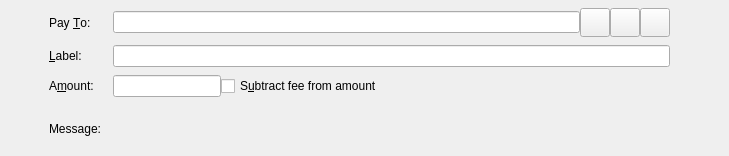
The window that src/qt/forms/sendcoinsentry.ui (odrowonz/atbcoin-insight) describes before a commit, drawn with Qt 5.
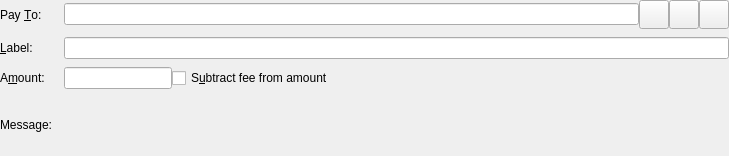
The same window after the commit. Icons and pictures are not drawn. Custom widgets are drawn as their Qt base class.

The edit to the form file:
```diff
--- a/src/qt/forms/sendcoinsentry.ui
+++ b/src/qt/forms/sendcoinsentry.ui
@@ -27,8 +27,14 @@
     <enum>QFrame::NoFrame</enum>
    </property>
    <layout class="QGridLayout" name="gridLayout">
+    <property name="leftMargin">
+     <number>0</number>
+    </property>
     <property name="topMargin">
-     <number>8</number>
+     <number>0</number>
+    </property>
+    <property name="rightMargin">
+     <number>0</number>
     </property>
     <property name="bottomMargin">
      <number>4</number>
@@ -39,50 +45,7 @@
     <property name="verticalSpacing">
      <number>8</number>
     </property>
-    <item row="0" column="1">
-     <widget class="QLabel" name="payToLabel">
-      <property name="text">
-       <string>Pay &amp;To:</string>
-      </property>
-      <property name="buddy">
-       <cstring>payTo</cstring>
-      </property>
-     </widget>
-    </item>
-    <item row="1" column="1">
-     <widget class="QLabel" name="labellLabel">
-      <property name="text">
-       <string>&amp;Label:</string>
-      </property>
-      <property name="buddy">
-       <cstring>addAsLabel</cstring>
-      </property>
-     </widget>
-    </item>
-    <item row="1" column="2">
-     <widget class="QLineEdit" name="addAsLabel">
-      <property name="toolTip">
-       <string>Enter a label for this address to add it to the list of used addresses</string>
-      </property>
-     </widget>
-    </item>
-    <item row="2" column="0">
-     <spacer name="horizontalSpacer">
-      <property name="orientation">
-       <enum>Qt::Horizontal</enum>
-      </property>
-      <property name="sizeType">
-       <enum>QSizePolicy::Fixed</enum>
-      </property>
-      <property name="sizeHint" stdset="0">
-       <size>
-        <width>40</width>
-        <height>20</height>
-       </size>
-      </property>
-     </spacer>
-    </item>
-    <item row="2" column="2">
+    <item row="2" column="1">
      <layout class="QHBoxLayout" name="horizontalLayoutAmount" stretch="0,1">
       <item>
        <widget class="BitcoinAmountField" name="payAmount"/>
@@ -99,7 +62,7 @@
       </item>
      </layout>
     </item>
-    <item row="3" column="1">
+    <item row="3" column="0">
      <widget class="QLabel" name="messageLabel">
       <property name="text">
        <string>Message:</string>
@@ -109,7 +72,7 @@
       </property>
      </widget>
     </item>
-    <item row="0" column="2">
+    <item row="0" column="1">
      <layout class="QHBoxLayout" name="payToLayout">
       <property name="spacing">
        <number>0</number>
@@ -189,7 +152,7 @@
       </item>
      </layout>
     </item>
-    <item row="2" column="1">
+    <item row="2" column="0">
      <widget class="QLabel" name="amountLabel">
       <property name="text">
        <string>A&amp;mount:</string>
@@ -199,7 +162,7 @@
       </property>
      </widget>
     </item>
-    <item row="3" column="2">
+    <item row="3" column="1">
      <widget class="QLabel" name="messageTextLabel">
       <property name="toolTip">
        <string>A message that was attached to the ATBcoin: URI which will be stored with the transaction for your reference. Note: This message will not be sent over the ATBcoin network.</string>
@@ -209,21 +172,32 @@
       </property>
      </widget>
     </item>
-    <item row="1" column="3">
-     <spacer name="horizontalSpacer_2">
-      <property name="orientation">
-       <enum>Qt::Horizontal</enum>
+    <item row="0" column="0">
+     <widget class="QLabel" name="payToLabel">
+      <property name="text">
+       <string>Pay &amp;To:</string>
       </property>
-      <property name="sizeType">
-       <enum>QSizePolicy::Fixed</enum>
+      <property name="buddy">
+       <cstring>payTo</cstring>
       </property>
-      <property name="sizeHint" stdset="0">
-       <size>
-        <width>50</width>
-        <height>20</height>
-       </size>
+     </widget>
+    </item>
+    <item row="1" column="0">
+     <widget class="QLabel" name="labellLabel">
+      <property name="text">
+       <string>&amp;Label:</string>
       </property>
-     </spacer>
+      <property name="buddy">
+       <cstring>addAsLabel</cstring>
+      </property>
+     </widget>
+    </item>
+    <item row="1" column="1">
+     <widget class="QLineEdit" name="addAsLabel">
+      <property name="toolTip">
+       <string>Enter a label for this address to add it to the list of used addresses</string>
+      </property>
+     </widget>
     </item>
    </layout>
   </widget>
@@ -1264,17 +1238,17 @@
   </widget>
  </widget>
  <customwidgets>
-  <customwidget>
-   <class>QValidatedLineEdit</class>
-   <extends>QLineEdit</extends>
-   <header>qvalidatedlineedit.h</header>
-  </customwidget>
   <customwidget>
    <class>BitcoinAmountField</class>
    <extends>QLineEdit</extends>
    <header>bitcoinamountfield.h</header>
    <container>1</container>
   </customwidget>
+  <customwidget>
+   <class>QValidatedLineEdit</class>
+   <extends>QLineEdit</extends>
+   <header>qvalidatedlineedit.h</header>
+  </customwidget>
  </customwidgets>
  <tabstops>
   <tabstop>payTo</tabstop>
```
